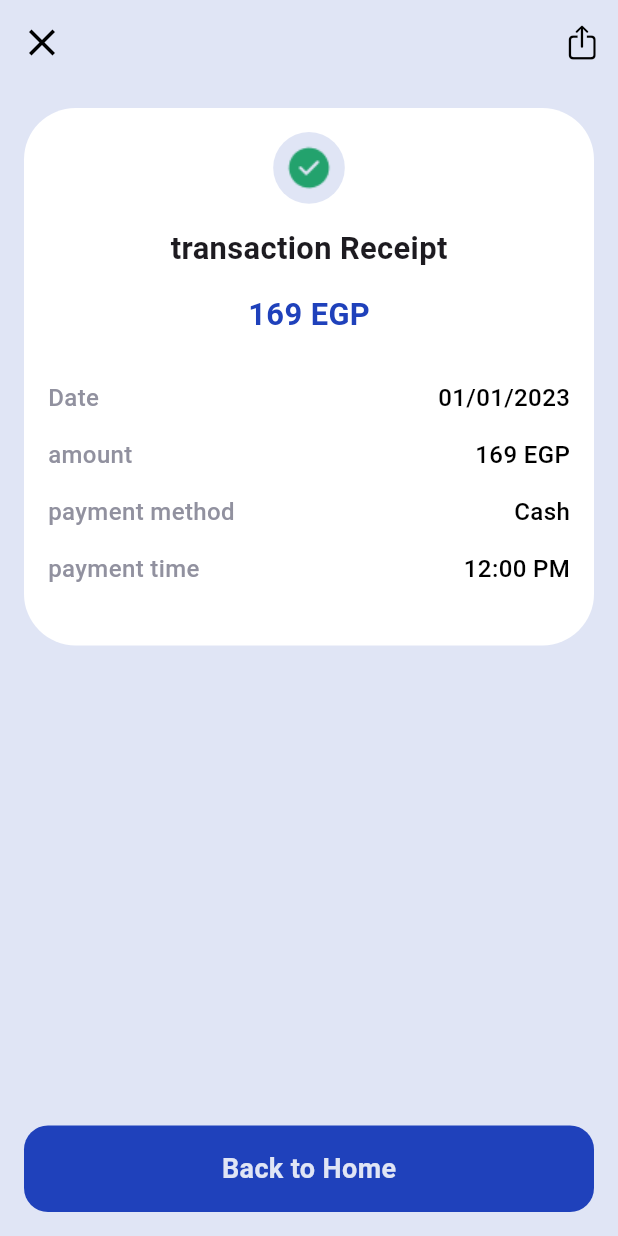
After one commit to abdelhamiddsalah/moneymateapp, a Flutter app: the TransactionsDetailes screen opened by its route, on a phone screen of 412 x 824 dp. The commit adds this screen. Run offline on Flutter 3.47's test engine with Material 3 defaults, Android fonts, the phone set to English and light mode, and no system bars; our stand-ins replace bloc, equatable, firebase_core, flutter_screenutil, go_router; accounts and stored records are empty.

Commit message:
transcation detailes

```diff
--- a/lib/constants/images.dart
+++ b/lib/constants/images.dart
@@ -46,6 +46,10 @@ class Assets {
   /// assets/images/sendemail.png
   static const String imagesSendemail = "assets/images/sendemail.png";
 
+  /// Assets for imagesTickCircle
+  /// assets/images/tick-circle.png
+  static const String imagesTickCircle = "assets/images/tick-circle.png";
+
   /// Assets for imagesUserbottomitemblue
   /// assets/images/userbottomitemblue.svg
   static const String imagesUserbottomitemblue = "assets/images/userbottomitemblue.svg";
--- a/lib/core/routing/app_routing.dart
+++ b/lib/core/routing/app_routing.dart
@@ -5,6 +5,7 @@ import 'package:moneymateapp/features/auth/login/presentation/pages/login_view.d
 import 'package:moneymateapp/features/auth/resetpassword/presentation/screens/reset_password_view.dart';
 import 'package:moneymateapp/features/auth/sinup/presentation/pages/sinup_view.dart';
 import 'package:moneymateapp/features/home/presentation/pages/home_view.dart';
+import 'package:moneymateapp/features/home/presentation/pages/transactions_detailes.dart';
 import 'package:moneymateapp/features/onboarding/presentation/screens/onboarding_view.dart';
 
 
@@ -29,6 +30,7 @@ class AppRouting {
       GoRoute(path: Routes.forgetpassword, builder: (context, state) => const ForgetPasswordView(),),
       GoRoute(path: Routes.resetpassword, builder: (context, state) => ResetPasswordView(),),
       GoRoute(path: Routes.home, builder: (context, state) => HomeView(),),
+       GoRoute(path: Routes.transactiondetails, builder: (context, state) => TransactionsDetailes(),),
     ],
   );
 }
--- a/lib/core/routing/routes.dart
+++ b/lib/core/routing/routes.dart
@@ -4,6 +4,7 @@ class Routes {
   static const String signup = '/signup';
   static const String onboarding = '/onboarding';
   static const String home = '/home';
+    static const String transactiondetails = '/transactiondetails';
   static const String forgetpassword = '/forgetpassword';
   static const String resetpassword = '/resetpassword';
 
--- /dev/null
+++ b/lib/features/home/presentation/pages/transactions_detailes.dart
@@ -0,0 +1,36 @@
+import 'package:flutter/cupertino.dart';
+import 'package:flutter/material.dart';
+import 'package:moneymateapp/core/styles/project_colors.dart';
+import 'package:moneymateapp/features/home/presentation/widgets/transactions_detailes_body.dart';
+
+class TransactionsDetailes extends StatelessWidget {
+  const TransactionsDetailes({super.key});
+
+  @override
+  Widget build(BuildContext context) {
+    return SafeArea(
+      child: Scaffold(
+        appBar: AppBar(
+          backgroundColor: ProjectColors.secondaryColor,
+          automaticallyImplyLeading: false,
+          actions: [
+          IconButton(onPressed: (){}, icon: Icon(CupertinoIcons.share,color: Colors.black,))
+
+        ],
+        leading: IconButton(
+          onPressed: () {
+            Navigator.pop(context);
+          },
+          icon: Icon(
+            Icons.close,
+            color: Colors.black,
+            size: 30,
+          ),
+
+        ), ),
+        backgroundColor: ProjectColors.secondaryColor,
+        body: TransactionsDetailesBody(),
+      ),
+    );
+  }
+}
--- /dev/null
+++ b/lib/features/home/presentation/widgets/row_detailes_transaction.dart
@@ -0,0 +1,35 @@
+import 'package:flutter/material.dart';
+import 'package:moneymateapp/core/styles/project_colors.dart';
+import 'package:moneymateapp/core/styles/textstyles.dart';
+
+class DetailesTranscation extends StatelessWidget {
+  const DetailesTranscation({
+    super.key,
+    required this.title,
+    required this.value,
+  });
+  final String title;
+  final String value;
+  @override
+  Widget build(BuildContext context) {
+    return Row(
+      mainAxisAlignment: MainAxisAlignment.spaceBetween,
+      children: [
+        Text(
+          title,
+          style: Textstyles.text14.copyWith(
+            fontWeight: FontWeight.w500,
+            color: ProjectColors.greyColor,
+          ),
+        ),
+        Text(
+         value,
+          style: Textstyles.text14.copyWith(
+            fontWeight: FontWeight.w500,
+            color: Colors.black,
+          ),
+        ),
+      ],
+    );
+  }
+}
--- a/lib/features/home/presentation/widgets/transaction_card.dart
+++ b/lib/features/home/presentation/widgets/transaction_card.dart
@@ -1,4 +1,6 @@
 import 'package:flutter/material.dart';
+import 'package:go_router/go_router.dart';
+import 'package:moneymateapp/core/routing/routes.dart';
 import 'package:moneymateapp/core/styles/project_colors.dart';
 import 'package:moneymateapp/core/styles/textstyles.dart';
 
@@ -25,7 +27,12 @@ class TransactionCard extends StatelessWidget {
     // Get screen dimensions for responsive layout
     final screenWidth = MediaQuery.of(context).size.width;
 
-    return Container(
+    return InkWell(
+      onTap: () {
+        // Handle tap event
+  GoRouter.of(context).push(Routes.transactiondetails);
+      },
+      child: Container(
         padding: EdgeInsets.all(screenWidth * 0.035),
         decoration: BoxDecoration(
           color: ProjectColors.secondaryColor,
@@ -90,6 +97,7 @@ class TransactionCard extends StatelessWidget {
             ),
           ],
         ),
+      ),
     );
   }
 }
--- /dev/null
+++ b/lib/features/home/presentation/widgets/transactions_detailes_body.dart
@@ -0,0 +1,73 @@
+import 'package:flutter/material.dart';
+import 'package:flutter_screenutil/flutter_screenutil.dart';
+import 'package:moneymateapp/constants/images.dart';
+import 'package:moneymateapp/core/styles/project_colors.dart';
+import 'package:moneymateapp/core/styles/textstyles.dart';
+import 'package:moneymateapp/core/widgets/custom_button.dart';
+import 'package:moneymateapp/features/home/presentation/widgets/row_detailes_transaction.dart';
+
+class TransactionsDetailesBody extends StatelessWidget {
+  const TransactionsDetailesBody({super.key});
+
+  @override
+  Widget build(BuildContext context) {
+    return Padding(
+      padding: const EdgeInsets.all(16.0),
+      child: Column(
+        mainAxisAlignment: MainAxisAlignment.spaceBetween,
+        children: [
+          Container(
+            height: 300.h,
+            width: double.infinity,
+            decoration: BoxDecoration(
+              color: Colors.white,
+              borderRadius: BorderRadius.circular(30.r),
+            ),
+            child: Padding(
+              padding: const EdgeInsets.all(16.0),
+              child: Column(
+                spacing: 15,
+                crossAxisAlignment: CrossAxisAlignment.center,
+                children: [
+                  Container(
+                    height: 40.h,
+                    width: 40.h,
+                    decoration: BoxDecoration(
+                      color: ProjectColors.secondaryColor,
+                      borderRadius: BorderRadius.circular(50),
+                    ),
+                    child: Image.asset(
+                      Assets.imagesTickCircle,
+
+                      height: 30.h,
+                      width: 30.h,
+                    ),
+                  ),
+
+                  Text(
+                    'transaction Receipt',
+                    style: Textstyles.text18.copyWith(fontWeight: FontWeight.bold),
+                  ),
+                  Text(
+                    '169 EGP',
+                    style: Textstyles.text18.copyWith(
+                      fontWeight: FontWeight.bold,
+                      color: ProjectColors.primaryColor,
+                    ),
+                  ),
+                  SizedBox(),
+                  DetailesTranscation(title: 'Date', value: '01/01/2023'),
+                  DetailesTranscation(title: 'amount', value: '169 EGP'),
+                  DetailesTranscation(title: 'payment method', value: 'Cash'),
+                  DetailesTranscation(title: 'payment time', value: '12:00 PM'),
+                ],
+              ),
+            ),
+          ),
+
+       CustomButton(text: 'Back to Home')
+        ],
+      ),
+    );
+  }
+}
```
Also changed, not shown: assets/images/tick-circle.png (added). Lines whose indentation alone changed are shown as unchanged.
